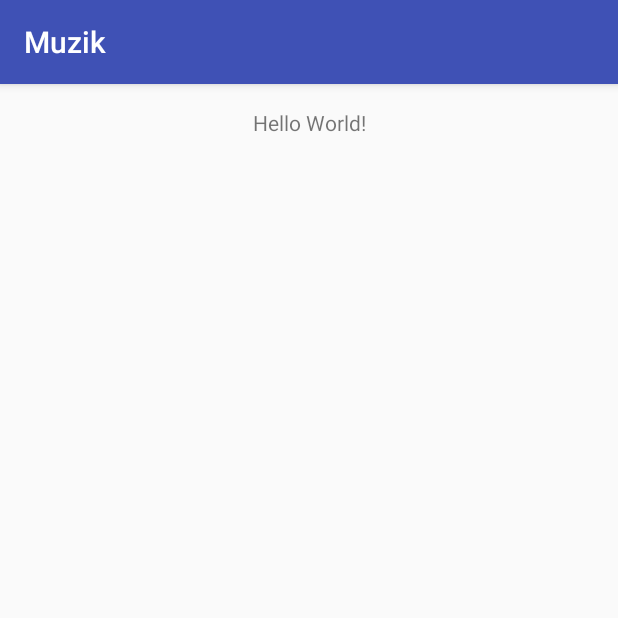
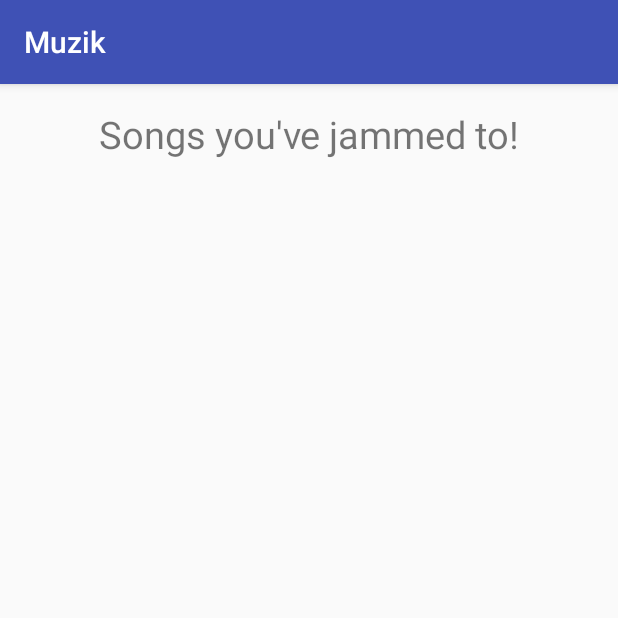
Before and after one commit to liquiddandruff/muzikhack-android, an Android app: the screen it shows after launch (MainActivity), on a phone screen of 412 x 824 dp, the top half of it. Run offline under Robolectric (Android 15) with nearby library versions, the phone set to English and light mode, and no system bars; 4 statements that could not run were skipped.

Commit message:
works kinda

```diff
--- a/app/src/main/res/layout/activity_main.xml
+++ b/app/src/main/res/layout/activity_main.xml
@@ -12,9 +12,10 @@
     <TextView
         android:layout_width="fill_parent"
         android:layout_height="wrap_content"
-        android:text="Hello World!"
+        android:text="Songs you've jammed to!"
         android:id="@+id/text1"
-        android:textAlignment="center" />
+        android:textAlignment="center"
+        android:textSize="25dp" />
 
     <LinearLayout
         android:layout_width="match_parent"
```
Also changed, not shown: app/src/main/java/ca/steven/muzikhack/muzik/MainActivity.java (+29 -9 lines).
